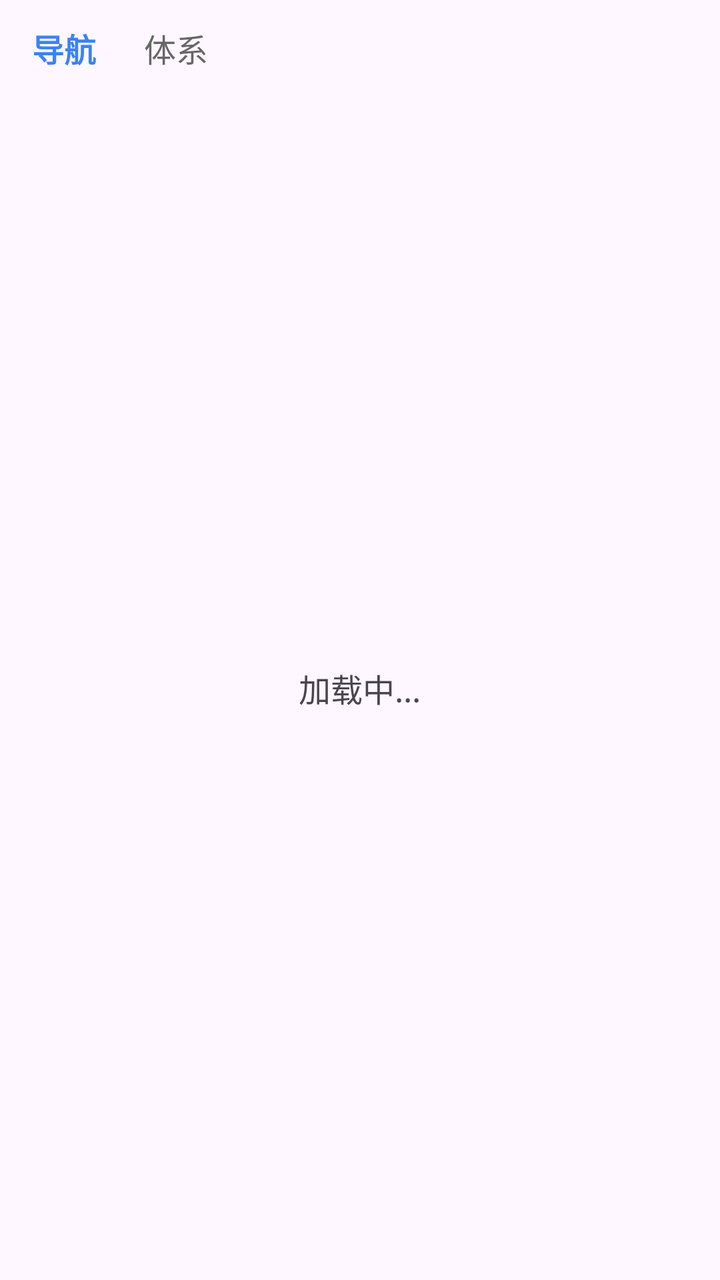
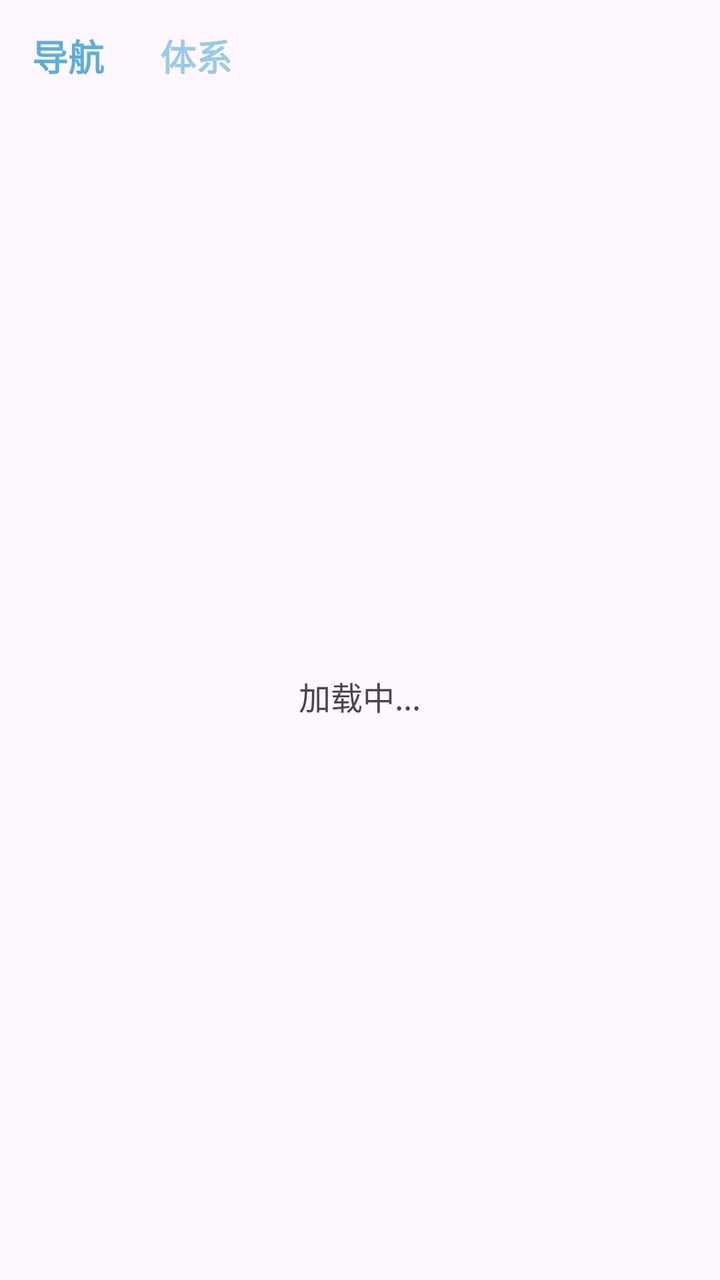

An Android layout rendered at two revisions. The XML below is the earlier revision; the diff shows what the commit changed to produce the second picture.
<!-- AndroidManifest.xml: application theme Theme.WanAndroidByYohen -->
<!-- res/layout/fragment_navigation.xml -->
<?xml version="1.0" encoding="utf-8"?>
<LinearLayout xmlns:android="http://schemas.android.com/apk/res/android"
    android:layout_width="match_parent"
    android:layout_height="match_parent"
    android:orientation="vertical">

    <LinearLayout
        android:id="@+id/layout_topTabs"
        android:layout_width="match_parent"
        android:layout_height="48dp"
        android:gravity="center_vertical"
        android:orientation="horizontal"
        android:paddingStart="16dp"
        android:paddingEnd="16dp">

        <TextView
            android:id="@+id/tv_navigation_tab"
            android:layout_width="wrap_content"
            android:layout_height="match_parent"
            android:gravity="center"
            android:text="导航"
            android:textColor="#3B82F6"
            android:textSize="16sp"
            android:textStyle="bold" />

        <TextView
            android:id="@+id/tv_system_tab"
            android:layout_width="wrap_content"
            android:layout_height="match_parent"
            android:layout_marginStart="24dp"
            android:gravity="center"
            android:text="体系"
            android:textColor="#666666"
            android:textSize="16sp" />

    </LinearLayout>

    <FrameLayout
        android:layout_width="match_parent"
        android:layout_height="0dp"
        android:layout_weight="1">

        <LinearLayout
            android:id="@+id/content_group"
            android:layout_width="match_parent"
            android:layout_height="match_parent"
            android:orientation="horizontal"
            android:visibility="gone">

            <androidx.recyclerview.widget.RecyclerView
                android:id="@+id/rv_categories"
                android:layout_width="96dp"
                android:layout_height="match_parent"
                android:background="#F7F7F7" />

            <androidx.recyclerview.widget.RecyclerView
                android:id="@+id/rv_articles"
                android:layout_width="0dp"
                android:layout_height="match_parent"
                android:layout_weight="1"
                android:padding="12dp"
                android:clipToPadding="false" />

        </LinearLayout>

        <TextView
            android:id="@+id/tv_state"
            android:layout_width="wrap_content"
            android:layout_height="wrap_content"
            android:text="加载中..."
            android:textSize="16sp"
            android:layout_gravity="center" />

    </FrameLayout>

</LinearLayout>
<!-- resources referenced by this layout -->
<resources>
  <style name="Theme.WanAndroidByYohen" parent="Base.Theme.WanAndroidByYohen" />
  <style name="Base.Theme.WanAndroidByYohen" parent="Theme.Material3.DayNight.NoActionBar">
          
          
      </style>
</resources>

<!-- the commit's change to res/layout/fragment_navigation.xml (unified diff, before → after) -->
@@ -5,9 +5,9 @@
     android:orientation="vertical">
 
     <LinearLayout
-        android:id="@+id/layout_topTabs"
+        android:id="@+id/layout_top_tabs"
         android:layout_width="match_parent"
-        android:layout_height="48dp"
+        android:layout_height="56dp"
         android:gravity="center_vertical"
         android:orientation="horizontal"
         android:paddingStart="16dp"
@@ -19,19 +19,20 @@
             android:layout_height="match_parent"
             android:gravity="center"
             android:text="导航"
-            android:textColor="#3B82F6"
-            android:textSize="16sp"
+            android:textColor="#5BAEDB"
+            android:textSize="18sp"
             android:textStyle="bold" />
 
         <TextView
             android:id="@+id/tv_system_tab"
             android:layout_width="wrap_content"
             android:layout_height="match_parent"
-            android:layout_marginStart="24dp"
+            android:layout_marginStart="28dp"
             android:gravity="center"
             android:text="体系"
-            android:textColor="#666666"
-            android:textSize="16sp" />
+            android:textColor="#9ACBE5"
+            android:textSize="18sp"
+            android:textStyle="bold" />
 
     </LinearLayout>
 
@@ -54,12 +55,12 @@
                 android:background="#F7F7F7" />
 
             <androidx.recyclerview.widget.RecyclerView
-                android:id="@+id/rv_articles"
+                android:id="@+id/rv_sections"
                 android:layout_width="0dp"
                 android:layout_height="match_parent"
                 android:layout_weight="1"
-                android:padding="12dp"
-                android:clipToPadding="false" />
+                android:clipToPadding="false"
+                android:paddingTop="8dp" />
 
         </LinearLayout>
 
@@ -67,9 +68,9 @@
             android:id="@+id/tv_state"
             android:layout_width="wrap_content"
             android:layout_height="wrap_content"
+            android:layout_gravity="center"
             android:text="加载中..."
-            android:textSize="16sp"
-            android:layout_gravity="center" />
+            android:textSize="16sp" />
 
     </FrameLayout>
 
